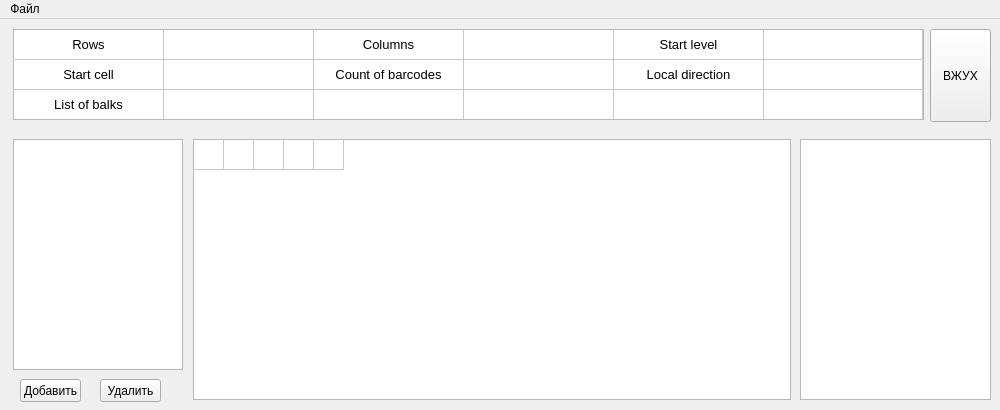
Above: main.ui from GAJIbl4/TopConst before the change. Below: the same form after it.
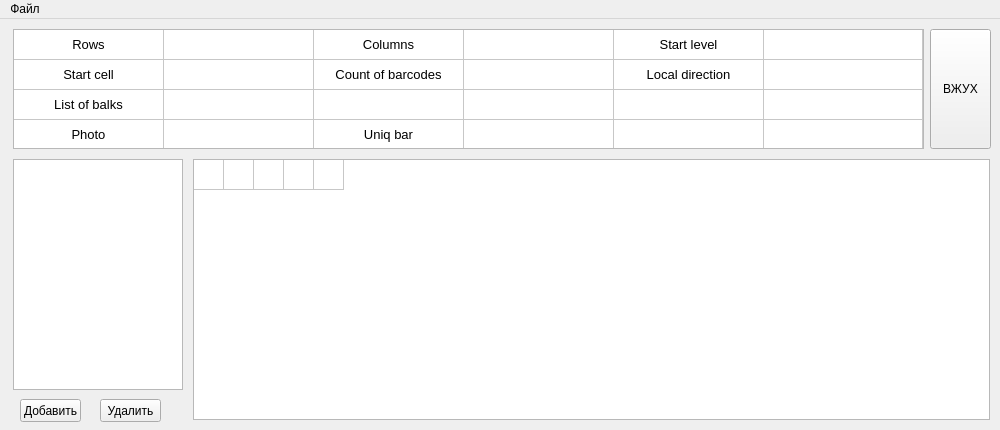
That is the form after the change.

Patch:
```diff
--- a/main.ui
+++ b/main.ui
@@ -7,7 +7,7 @@
     <x>0</x>
     <y>0</y>
     <width>1000</width>
-    <height>410</height>
+    <height>430</height>
    </rect>
   </property>
   <property name="sizePolicy">
@@ -19,13 +19,13 @@
   <property name="minimumSize">
    <size>
     <width>1000</width>
-    <height>410</height>
+    <height>430</height>
    </size>
   </property>
   <property name="maximumSize">
    <size>
     <width>1000</width>
-    <height>410</height>
+    <height>430</height>
    </size>
   </property>
   <property name="windowTitle">
@@ -36,8 +36,8 @@
     <property name="geometry">
      <rect>
       <x>193</x>
-      <y>120</y>
-      <width>598</width>
+      <y>140</y>
+      <width>797</width>
       <height>261</height>
      </rect>
     </property>
@@ -111,7 +111,7 @@
     <property name="geometry">
      <rect>
       <x>13</x>
-      <y>120</y>
+      <y>140</y>
       <width>170</width>
       <height>231</height>
      </rect>
@@ -119,6 +119,9 @@
     <property name="horizontalScrollBarPolicy">
      <enum>Qt::ScrollBarAlwaysOff</enum>
     </property>
+    <property name="sizeAdjustPolicy">
+     <enum>QAbstractScrollArea::AdjustIgnored</enum>
+    </property>
     <property name="textElideMode">
      <enum>Qt::ElideMiddle</enum>
     </property>
@@ -126,23 +129,13 @@
      <enum>QListView::ListMode</enum>
     </property>
    </widget>
-   <widget class="QListWidget" name="listWidget_2">
-    <property name="geometry">
-     <rect>
-      <x>800</x>
-      <y>120</y>
-      <width>191</width>
-      <height>261</height>
-     </rect>
-    </property>
-   </widget>
    <widget class="QTableWidget" name="upper_table">
     <property name="geometry">
      <rect>
       <x>13</x>
       <y>10</y>
       <width>911</width>
-      <height>91</height>
+      <height>120</height>
      </rect>
     </property>
     <property name="font">
@@ -169,7 +162,7 @@
      <bool>true</bool>
     </property>
     <property name="rowCount">
-     <number>3</number>
+     <number>4</number>
     </property>
     <property name="columnCount">
      <number>6</number>
@@ -192,6 +185,7 @@
     <row/>
     <row/>
     <row/>
+    <row/>
     <column/>
     <column/>
     <column/>
@@ -335,12 +329,93 @@
       <set>ItemIsUserCheckable|ItemIsEnabled</set>
      </property>
     </item>
+    <item row="2" column="1">
+     <property name="text">
+      <string/>
+     </property>
+     <property name="textAlignment">
+      <set>AlignCenter</set>
+     </property>
+    </item>
+    <item row="2" column="3">
+     <property name="text">
+      <string/>
+     </property>
+     <property name="textAlignment">
+      <set>AlignCenter</set>
+     </property>
+    </item>
+    <item row="2" column="4">
+     <property name="text">
+      <string/>
+     </property>
+     <property name="textAlignment">
+      <set>AlignCenter</set>
+     </property>
+    </item>
+    <item row="3" column="0">
+     <property name="text">
+      <string>Photo</string>
+     </property>
+     <property name="textAlignment">
+      <set>AlignCenter</set>
+     </property>
+     <property name="flags">
+      <set>ItemIsUserCheckable|ItemIsEnabled</set>
+     </property>
+    </item>
+    <item row="3" column="1">
+     <property name="text">
+      <string/>
+     </property>
+     <property name="textAlignment">
+      <set>AlignCenter</set>
+     </property>
+     <property name="flags">
+      <set>ItemIsSelectable|ItemIsEditable|ItemIsEnabled</set>
+     </property>
+    </item>
+    <item row="3" column="2">
+     <property name="text">
+      <string>Uniq bar</string>
+     </property>
+     <property name="textAlignment">
+      <set>AlignCenter</set>
+     </property>
+     <property name="flags">
+      <set>ItemIsEnabled</set>
+     </property>
+    </item>
+    <item row="3" column="3">
+     <property name="text">
+      <string/>
+     </property>
+     <property name="textAlignment">
+      <set>AlignCenter</set>
+     </property>
+    </item>
+    <item row="3" column="4">
+     <property name="text">
+      <string/>
+     </property>
+     <property name="textAlignment">
+      <set>AlignCenter</set>
+     </property>
+    </item>
+    <item row="3" column="5">
+     <property name="text">
+      <string/>
+     </property>
+     <property name="textAlignment">
+      <set>AlignCenter</set>
+     </property>
+    </item>
    </widget>
    <widget class="QPushButton" name="create_button">
     <property name="geometry">
      <rect>
       <x>20</x>
-      <y>360</y>
+      <y>380</y>
       <width>61</width>
       <height>23</height>
      </rect>
@@ -353,7 +428,7 @@
     <property name="geometry">
      <rect>
       <x>100</x>
-      <y>360</y>
+      <y>380</y>
       <width>61</width>
       <height>23</height>
      </rect>
@@ -368,7 +443,7 @@
       <x>930</x>
       <y>10</y>
       <width>61</width>
-      <height>93</height>
+      <height>120</height>
      </rect>
     </property>
     <property name="text">
```
Left out of the diff: 2 changed lines with no effect on the pictures.
